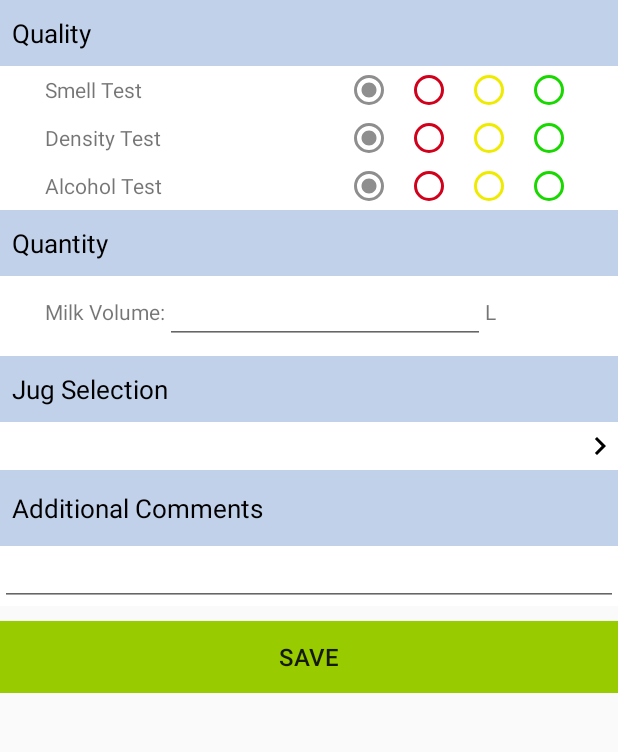
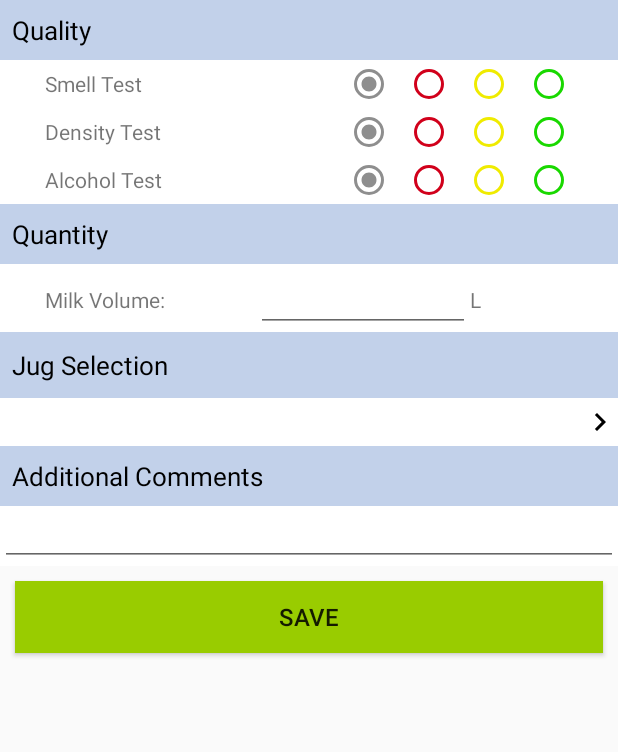
Before and after one commit to ln375/SYDE461-462, an Android app: the fragment MilkEntryFrag placed in its activity, on a phone screen of 412 x 824 dp, the part 84-836 px from its top. Run offline under Robolectric (Android 15) with nearby library versions, the phone set to English and light mode, and no system bars; 3 statements that could not run were skipped.

Commit message:
Added units to milk volume and spacing to save button

```diff
--- a/TransporterApp/app/src/main/res/layout/fragment_farmer_milk_data_entry.xml
+++ b/TransporterApp/app/src/main/res/layout/fragment_farmer_milk_data_entry.xml
@@ -8,7 +8,7 @@
 
     <LinearLayout
         android:layout_width="match_parent"
-        android:layout_height="match_parent"
+        android:layout_height="wrap_content"
         android:orientation="vertical">
 
         <LinearLayout
@@ -21,8 +21,8 @@
                 android:layout_width="fill_parent"
                 android:layout_height="wrap_content"
                 android:text="Quality"
-                android:paddingTop="10dp"
-                android:paddingBottom="10dp"
+                android:paddingTop="8dp"
+                android:paddingBottom="8dp"
                 android:background="#c2d1ea"
                 android:paddingLeft="8dp"
                 android:textColor="#000000"
@@ -200,7 +200,6 @@
 
         </LinearLayout>
 
-
         <LinearLayout
             android:layout_width="match_parent"
             android:layout_height="wrap_content"
@@ -211,8 +210,8 @@
                 android:layout_width="fill_parent"
                 android:layout_height="wrap_content"
                 android:text="Quantity"
-                android:paddingTop="10dp"
-                android:paddingBottom="10dp"
+                android:paddingTop="8dp"
+                android:paddingBottom="8dp"
                 android:background="#c2d1ea"
                 android:paddingLeft="8dp"
                 android:textColor="#000000"
@@ -229,6 +228,7 @@
                     android:layout_width="wrap_content"
                     android:layout_height="wrap_content"
                     android:textSize="14sp"
+                    android:layout_weight="1"
                     android:text="Milk Volume:"
                     android:id="@+id/textView3"/>
 
@@ -236,20 +236,24 @@
                     android:id="@+id/milk_volume"
                     android:layout_width="wrap_content"
                     android:layout_height="wrap_content"
-                    android:ems="10"
+                    android:layout_weight="2"
                     android:imeOptions="actionDone"
                     android:inputType="number|numberDecimal" />
 
                 <TextView
                     android:layout_width="wrap_content"
                     android:layout_height="wrap_content"
-                    android:textSize="14sp"
-                    android:text="L"/>
+                    android:layout_weight="1"
+                    android:text="L"
+                    android:textSize="14sp"/>
+
             </LinearLayout>
 
-            <Space
-                android:layout_width="match_parent"
-                android:layout_height="8dp"/>
+        </LinearLayout>
+
+        <LinearLayout
+            android:layout_width="match_parent"
+            android:layout_height="wrap_content">
 
             <LinearLayout
                 android:layout_width="match_parent"
@@ -324,8 +328,8 @@
                 android:layout_width="fill_parent"
                 android:layout_height="wrap_content"
                 android:text="Additional Comments"
-                android:paddingTop="13dp"
-                android:paddingBottom="13dp"
+                android:paddingTop="8dp"
+                android:paddingBottom="8dp"
                 android:background="#c2d1ea"
                 android:paddingLeft="8dp"
                 android:textColor="#000000"
@@ -350,11 +354,17 @@
         <Button
             android:layout_width="match_parent"
             android:layout_height="wrap_content"
+            android:layout_marginLeft="10dp"
+            android:layout_marginRight="10dp"
             android:background="@android:color/holo_green_light"
             android:textSize="16sp"
             android:text="Save"
             android:id="@+id/milk_record_save_data"/>
 
+        <Space
+            android:layout_width="match_parent"
+            android:layout_height="10dp"/>
+
     </LinearLayout>
 
 </ScrollView>
```
